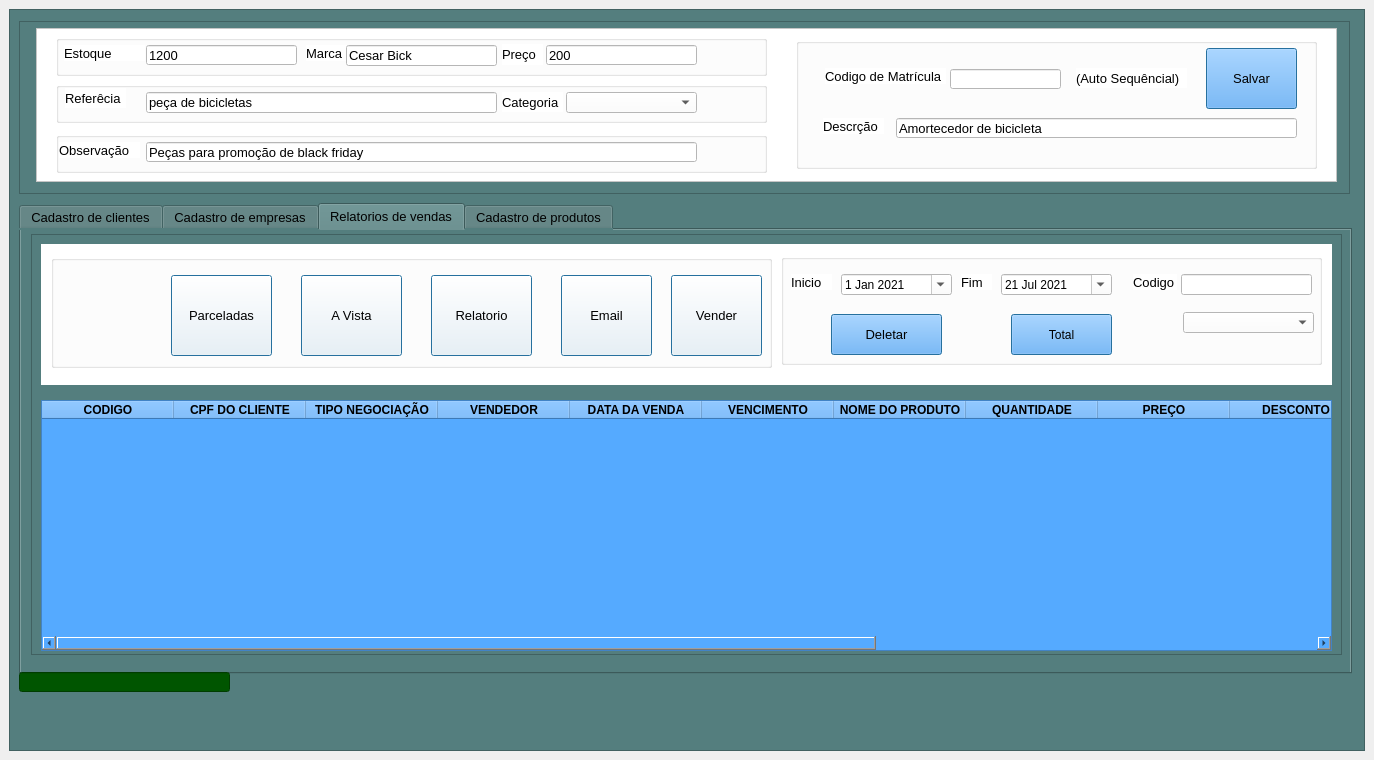
First picture: the form in Views/TelaPrincipalDoSistema.ui, repository Weslei25/SistemaDeVendas, before the edit.
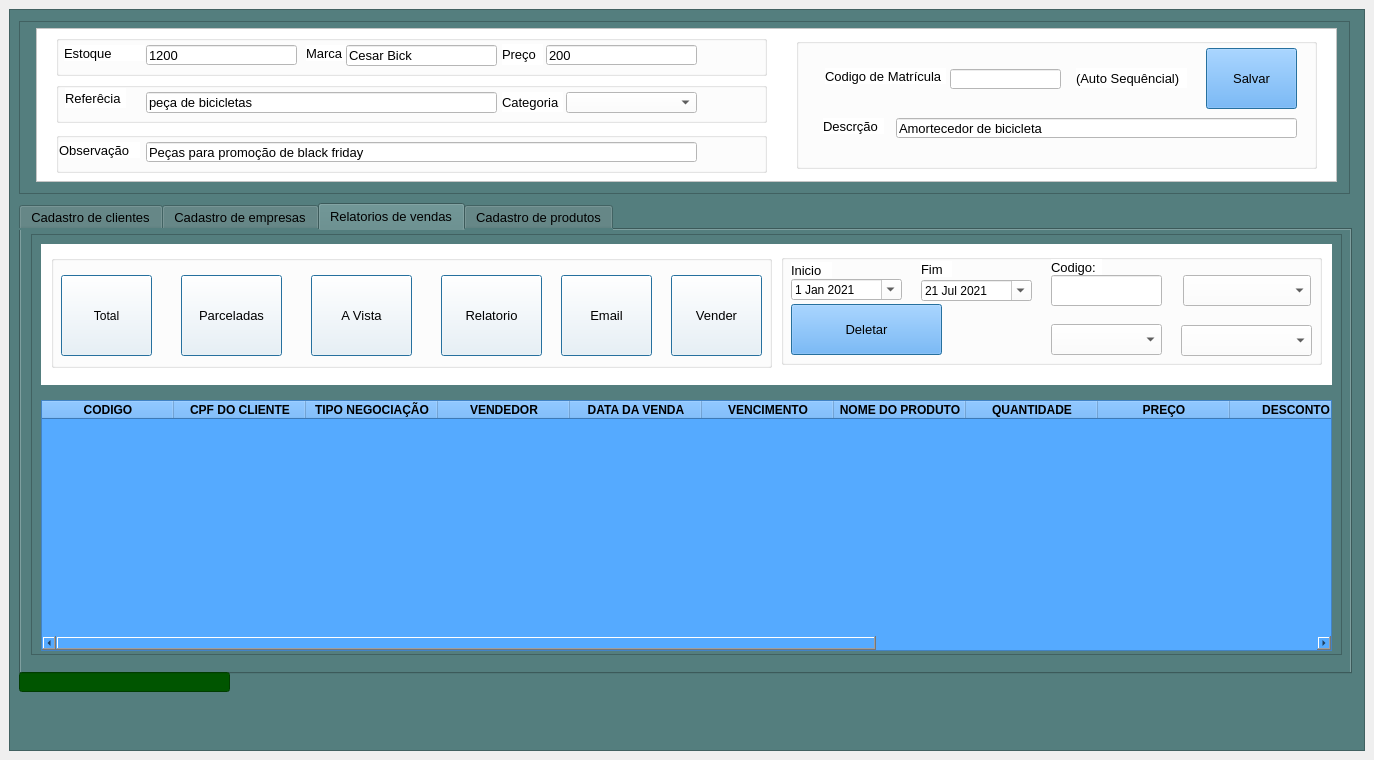
Second picture: the form after the edit. The open tabs and pages were chosen to show the change. Icons and pictures are not drawn.

Diff of the .ui file:
```diff
--- a/Views/TelaPrincipalDoSistema.ui
+++ b/Views/TelaPrincipalDoSistema.ui
@@ -3422,7 +3422,7 @@
            <widget class="QPushButton" name="geraexcel">
             <property name="geometry">
              <rect>
-              <x>380</x>
+              <x>390</x>
               <y>20</y>
               <width>101</width>
               <height>81</height>
@@ -3485,7 +3485,7 @@
             </property>
             <property name="geometry">
              <rect>
-              <x>120</x>
+              <x>130</x>
               <y>20</y>
               <width>101</width>
               <height>81</height>
@@ -3536,7 +3536,7 @@
            <widget class="QPushButton" name="pushButton_15">
             <property name="geometry">
              <rect>
-              <x>250</x>
+              <x>260</x>
               <y>20</y>
               <width>101</width>
               <height>81</height>
@@ -3686,6 +3686,50 @@
              <bool>false</bool>
             </property>
            </widget>
+           <widget class="QPushButton" name="pushButton_14">
+            <property name="geometry">
+             <rect>
+              <x>10</x>
+              <y>20</y>
+              <width>91</width>
+              <height>81</height>
+             </rect>
+            </property>
+            <property name="cursor">
+             <cursorShape>PointingHandCursor</cursorShape>
+            </property>
+            <property name="focusPolicy">
+             <enum>Qt::NoFocus</enum>
+            </property>
+            <property name="toolTip">
+             <string>Consultar vendas</string>
+            </property>
+            <property name="styleSheet">
+             <string notr="true"/>
+            </property>
+            <property name="text">
+             <string>Total</string>
+            </property>
+            <property name="icon">
+             <iconset>
+              <normaloff>../Imagens/lupa.ico</normaloff>../Imagens/lupa.ico</iconset>
+            </property>
+            <property name="iconSize">
+             <size>
+              <width>40</width>
+              <height>35</height>
+             </size>
+            </property>
+            <property name="autoDefault">
+             <bool>true</bool>
+            </property>
+            <property name="default">
+             <bool>true</bool>
+            </property>
+            <property name="flat">
+             <bool>false</bool>
+            </property>
+           </widget>
           </widget>
           <widget class="QGroupBox" name="groupBox_13">
            <property name="geometry">
@@ -3716,8 +3760,8 @@
             </property>
             <property name="geometry">
              <rect>
-              <x>60</x>
-              <y>20</y>
+              <x>10</x>
+              <y>25</y>
               <width>111</width>
               <height>21</height>
              </rect>
@@ -3769,8 +3813,8 @@
            <widget class="QDateEdit" name="dateEdit_5">
             <property name="geometry">
              <rect>
-              <x>220</x>
-              <y>20</y>
+              <x>140</x>
+              <y>26</y>
               <width>111</width>
               <height>21</height>
              </rect>
@@ -3796,10 +3840,10 @@
            <widget class="QLineEdit" name="lineEdit_13">
             <property name="geometry">
              <rect>
-              <x>400</x>
-              <y>20</y>
-              <width>131</width>
-              <height>21</height>
+              <x>270</x>
+              <y>21</y>
+              <width>111</width>
+              <height>31</height>
              </rect>
             </property>
             <property name="font">
@@ -3814,8 +3858,8 @@
            <widget class="QLabel" name="label_76">
             <property name="geometry">
              <rect>
-              <x>180</x>
-              <y>20</y>
+              <x>140</x>
+              <y>7</y>
               <width>31</width>
               <height>16</height>
              </rect>
@@ -3833,34 +3877,12 @@
              <string>Fim</string>
             </property>
            </widget>
-           <widget class="QLabel" name="label_77">
-            <property name="geometry">
-             <rect>
-              <x>10</x>
-              <y>20</y>
-              <width>41</width>
-              <height>16</height>
-             </rect>
-            </property>
-            <property name="font">
-             <font>
-              <family>Arial</family>
-              <pointsize>10</pointsize>
-             </font>
-            </property>
-            <property name="styleSheet">
-             <string notr="true"/>
-            </property>
-            <property name="text">
-             <string>Inicio</string>
-            </property>
-           </widget>
            <widget class="QLabel" name="label_80">
             <property name="geometry">
              <rect>
-              <x>352</x>
-              <y>20</y>
-              <width>44</width>
+              <x>270</x>
+              <y>5</y>
+              <width>51</width>
               <height>16</height>
              </rect>
             </property>
@@ -3874,16 +3896,16 @@
              <string notr="true"/>
             </property>
             <property name="text">
-             <string>Codigo</string>
+             <string>Codigo:</string>
             </property>
            </widget>
            <widget class="QComboBox" name="comboBox_6">
             <property name="geometry">
              <rect>
               <x>402</x>
-              <y>58</y>
-              <width>131</width>
-              <height>21</height>
+              <y>21</y>
+              <width>128</width>
+              <height>31</height>
              </rect>
             </property>
             <property name="font">
@@ -3899,60 +3921,16 @@
              <string notr="true">background-color: rgb(255, 255, 255);</string>
             </property>
            </widget>
-           <widget class="QPushButton" name="pushButton_14">
-            <property name="geometry">
-             <rect>
-              <x>230</x>
-              <y>60</y>
-              <width>101</width>
-              <height>41</height>
-             </rect>
-            </property>
-            <property name="cursor">
-             <cursorShape>PointingHandCursor</cursorShape>
-            </property>
-            <property name="focusPolicy">
-             <enum>Qt::NoFocus</enum>
-            </property>
-            <property name="toolTip">
-             <string>Consultar vendas</string>
-            </property>
-            <property name="styleSheet">
-             <string notr="true">background-color: rgb(85, 170, 255);</string>
-            </property>
-            <property name="text">
-             <string>Total</string>
-            </property>
-            <property name="icon">
-             <iconset>
-              <normaloff>../Imagens/lupa.ico</normaloff>../Imagens/lupa.ico</iconset>
-            </property>
-            <property name="iconSize">
-             <size>
-              <width>40</width>
-              <height>35</height>
-             </size>
-            </property>
-            <property name="autoDefault">
-             <bool>true</bool>
-            </property>
-            <property name="default">
-             <bool>true</bool>
-            </property>
-            <property name="flat">
-             <bool>false</bool>
-            </property>
-           </widget>
            <widget class="QPushButton" name="pushButton_9">
             <property name="enabled">
              <bool>true</bool>
             </property>
             <property name="geometry">
              <rect>
-              <x>50</x>
-              <y>60</y>
-              <width>111</width>
-              <height>41</height>
+              <x>10</x>
+              <y>50</y>
+              <width>151</width>
+              <height>51</height>
              </rect>
             </property>
             <property name="font">
@@ -3997,6 +3975,72 @@
              <bool>false</bool>
             </property>
            </widget>
+           <widget class="QComboBox" name="comboBox_7">
+            <property name="geometry">
+             <rect>
+              <x>400</x>
+              <y>71</y>
+              <width>131</width>
+              <height>31</height>
+             </rect>
+            </property>
+            <property name="font">
+             <font>
+              <family>Arial</family>
+              <pointsize>10</pointsize>
+             </font>
+            </property>
+            <property name="cursor">
+             <cursorShape>PointingHandCursor</cursorShape>
+            </property>
+            <property name="styleSheet">
+             <string notr="true">background-color: rgb(255, 255, 255);</string>
+            </property>
+           </widget>
+           <widget class="QLabel" name="label_77">
+            <property name="geometry">
+             <rect>
+              <x>10</x>
+              <y>8</y>
+              <width>41</width>
+              <height>16</height>
+             </rect>
+            </property>
+            <property name="font">
+             <font>
+              <family>Arial</family>
+              <pointsize>10</pointsize>
+             </font>
+            </property>
+            <property name="styleSheet">
+             <string notr="true"/>
+            </property>
+            <property name="text">
+             <string>Inicio</string>
+            </property>
+           </widget>
+           <widget class="QComboBox" name="comboBox_8">
+            <property name="geometry">
+             <rect>
+              <x>270</x>
+              <y>70</y>
+              <width>111</width>
+              <height>31</height>
+             </rect>
+            </property>
+            <property name="font">
+             <font>
+              <family>Arial</family>
+              <pointsize>10</pointsize>
+             </font>
+            </property>
+            <property name="cursor">
+             <cursorShape>PointingHandCursor</cursorShape>
+            </property>
+            <property name="styleSheet">
+             <string notr="true">background-color: rgb(255, 255, 255);</string>
+            </property>
+           </widget>
           </widget>
          </widget>
         </widget>
```
Left out of the diff: 14 changed lines with no effect on the pictures.
